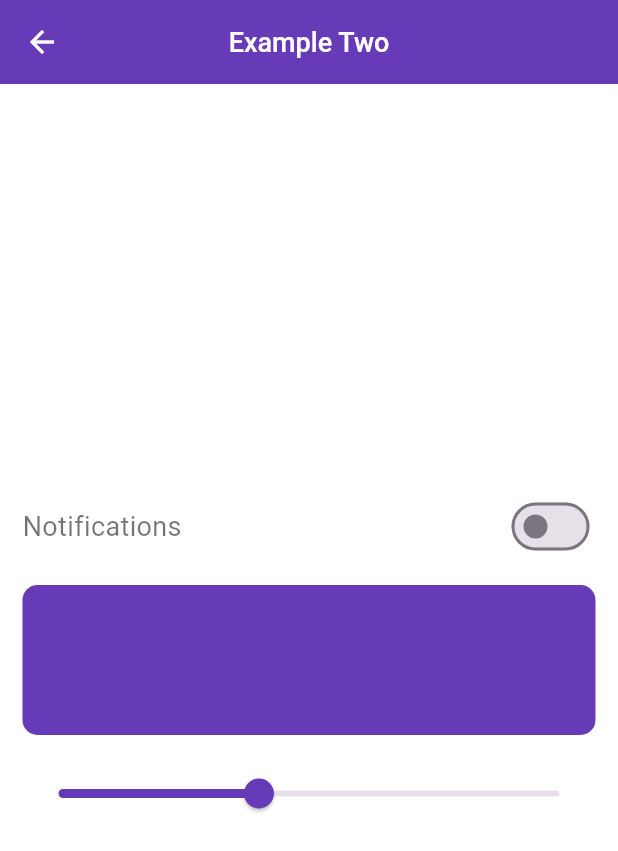
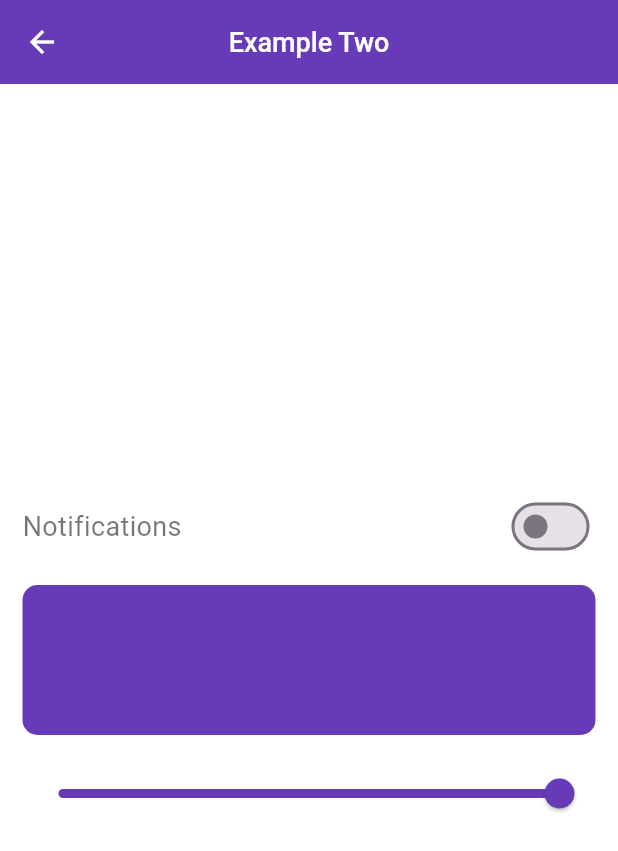
Before and after one commit to haris-afaq/Bloc_State_Management_Practice, a Flutter app: the SwitchButtonAndSlider screen opened directly, on a phone screen of 412 x 824 dp. Shown: the top 851 px of the screen. Run offline on Flutter 3.47's test engine with Material 3 defaults, Android fonts, the light colour scheme and no system bars; our stand-ins replace bloc, equatable, flutter_bloc.

Commit message:
"Switch Button and slider Examples"

```diff
--- a/lib/bloc/switch_button_and_slider/switch_button_and_slider_bloc.dart
+++ b/lib/bloc/switch_button_and_slider/switch_button_and_slider_bloc.dart
@@ -5,6 +5,7 @@ import 'package:block_practices/bloc/switch_button_and_slider/switch_button_and_
 class SwitchBloc extends Bloc<SwitchEvents, SwitchStates> {
   SwitchBloc() : super(SwitchStates()) {
     on<EnableOrDisableNotification>(_enableOrDisableNotifications);
+    on<SliderEvents>(_sliderEvents);
   }
 
   void _enableOrDisableNotifications(
@@ -13,4 +14,8 @@ class SwitchBloc extends Bloc<SwitchEvents, SwitchStates> {
   ) {
     emit(state.copyWith(isSwitch: !state.isSwitch));
   }
+
+  void _sliderEvents(SliderEvents events, Emitter<SwitchStates> emit) {
+    emit(state.copyWith(slider: events.slider));
+  }
 }
--- a/lib/bloc/switch_button_and_slider/switch_button_and_slider_events.dart
+++ b/lib/bloc/switch_button_and_slider/switch_button_and_slider_events.dart
@@ -8,3 +8,11 @@ abstract class SwitchEvents extends Equatable {
 }
 
 class EnableOrDisableNotification extends SwitchEvents {}
+
+// ignore: must_be_immutable
+class SliderEvents extends SwitchEvents {
+  double slider;
+  SliderEvents({required this.slider});
+  @override
+  List<Object> get props => [slider];
+}
--- a/lib/bloc/switch_button_and_slider/switch_button_and_slider_states.dart
+++ b/lib/bloc/switch_button_and_slider/switch_button_and_slider_states.dart
@@ -3,12 +3,16 @@ import 'package:equatable/equatable.dart';
 // ignore: must_be_immutable
 class SwitchStates extends Equatable {
   bool isSwitch;
-  SwitchStates({this.isSwitch = false});
+  double slider;
+  SwitchStates({this.isSwitch = false, this.slider = 1.0});
 
-  SwitchStates copyWith({bool? isSwitch}) {
-    return SwitchStates(isSwitch: isSwitch ?? this.isSwitch);
+  SwitchStates copyWith({bool? isSwitch, double? slider}) {
+    return SwitchStates(
+      isSwitch: isSwitch ?? this.isSwitch,
+      slider: slider ?? this.slider,
+    );
   }
 
   @override
-  List<Object?> get props => [isSwitch];
+  List<Object?> get props => [isSwitch, slider];
 }
--- a/lib/view/switch_button_and_slider.dart
+++ b/lib/view/switch_button_and_slider.dart
@@ -48,6 +48,8 @@ class _SwitchButtonAndSliderState extends State<SwitchButtonAndSlider> {
                   ),
                 ),
                 BlocBuilder<SwitchBloc, SwitchStates>(
+                  buildWhen: (previous, current) =>
+                      previous.isSwitch != current.isSwitch,
                   builder: (context, state) {
                     return Switch(
                       value: state.isSwitch,
@@ -62,19 +64,30 @@ class _SwitchButtonAndSliderState extends State<SwitchButtonAndSlider> {
               ],
             ),
             SizedBox(height: 15),
-            Container(
+            BlocBuilder<SwitchBloc, SwitchStates>(
+              builder: (context, state) {
+                return Container(
                   height: 100,
                   width: double.infinity,
                   decoration: BoxDecoration(
-                color: Colors.deepPurple,
+                    color: Colors.deepPurple.withOpacity(state.slider),
                     borderRadius: BorderRadius.circular(10),
                   ),
+                );
+              },
             ),
             SizedBox(height: 15),
-            Slider(
-              value: 0.4,
+            BlocBuilder<SwitchBloc, SwitchStates>(
+              buildWhen: (previous, curent) => previous.slider != curent.slider,
+              builder: (context, state) {
+                return Slider(
+                  value: state.slider,
                   activeColor: Colors.deepPurple,
-              onChanged: (newValue) {},
+                  onChanged: (value) {
+                    context.read<SwitchBloc>().add(SliderEvents(slider: value));
+                  },
+                );
+              },
             ),
           ],
         ),
```
Lines whose indentation alone changed are shown as unchanged.
